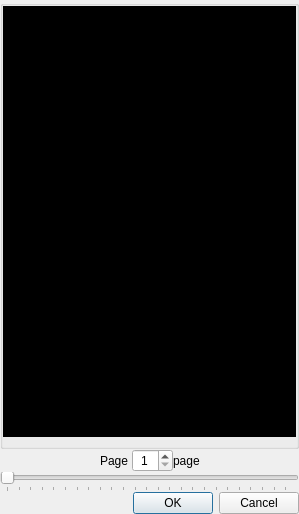
Before: the Qt Designer form forms/go_to_page_dialog.ui in mstuttgart/pynocchio, drawn with Qt 5.
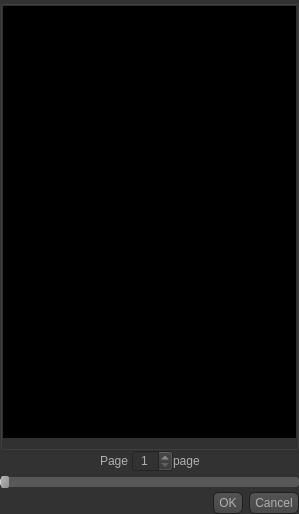
After: the same form once the commit is applied. Icons and pictures are not drawn.

Commit message: [REF] Update color in ui files

The edit to the form file:
```diff
--- a/forms/go_to_page_dialog.ui
+++ b/forms/go_to_page_dialog.ui
@@ -17,6 +17,519 @@
    <iconset resource="../data/main_window_view.qrc">
     <normaloff>:/icons/icons/edit-find.png</normaloff>:/icons/icons/edit-find.png</iconset>
   </property>
+  <property name="styleSheet">
+   <string notr="true">QToolTip
+{
+     border: 1px solid black;
+     background-color: #D1DBCB;
+     padding: 1px;
+     border-radius: 3px;
+     opacity: 100;
+}
+
+QWidget
+{
+    color: #b1b1b1;
+    background-color: #323232;
+}
+
+QWidget:item:hover
+{
+    background-color: QLinearGradient( x1: 0, y1: 0, x2: 0, y2: 1, stop: 0 #D1DBCB, stop: 1 #b2b6af);
+    color: #000000;
+}
+
+QWidget:item:selected
+{
+    background-color: QLinearGradient( x1: 0, y1: 0, x2: 0, y2: 1, stop: 0 #D1DBCB, stop: 1 #b2b6af);
+}
+
+QMenuBar::item
+{
+    background: transparent;
+}
+
+QMenuBar::item:selected
+{
+    background: transparent;
+    border: 1px solid #fdf6e3;
+}
+
+QMenuBar::item:pressed
+{
+    background: #444;
+    border: 1px solid #000;
+    background-color: QLinearGradient(
+        x1:0, y1:0,
+        x2:0, y2:1,
+        stop:1 #212121,
+        stop:0.4 #343434/*,
+        stop:0.2 #343434,
+        stop:0.1 #fdf6e3*/
+    );
+    margin-bottom:-1px;
+    padding-bottom:1px;
+}
+
+QMenu
+{
+    border: 1px solid #000;
+}
+
+QMenu::item
+{
+    padding: 2px 20px 2px 20px;
+}
+
+QMenu::item:selected
+{
+    color: #000000;
+}
+
+QWidget:disabled
+{
+    color: #404040;
+    background-color: #323232;
+}
+
+QAbstractItemView
+{
+    background-color: QLinearGradient( x1: 0, y1: 0, x2: 0, y2: 1, stop: 0 #4d4d4d, stop: 0.1 #646464, stop: 1 #5d5d5d);
+}
+
+QWidget:focus
+{
+    /*border: 2px solid QLinearGradient( x1: 0, y1: 0, x2: 0, y2: 1, stop: 0
+     #D1DBCB, stop: 1 #b2b6af);*/
+}
+
+QLineEdit
+{
+    background-color: QLinearGradient( x1: 0, y1: 0, x2: 0, y2: 1, stop: 0 #4d4d4d, stop: 0 #646464, stop: 1 #5d5d5d);
+    padding: 1px;
+    border-style: solid;
+    border: 1px solid #1e1e1e;
+    border-radius: 5;
+}
+
+QPushButton
+{
+    color: #b1b1b1;
+    background-color: QLinearGradient( x1: 0, y1: 0, x2: 0, y2: 1, stop: 0 #565656, stop: 0.1 #525252, stop: 0.5 #4e4e4e, stop: 0.9 #4a4a4a, stop: 1 #464646);
+    border-width: 1px;
+    border-color: #1e1e1e;
+    border-style: solid;
+    border-radius: 6;
+    padding: 3px;
+    font-size: 12px;
+    padding-left: 5px;
+    padding-right: 5px;
+}
+
+QPushButton:pressed
+{
+    background-color: QLinearGradient( x1: 0, y1: 0, x2: 0, y2: 1, stop: 0 #2d2d2d, stop: 0.1 #2b2b2b, stop: 0.5 #292929, stop: 0.9 #282828, stop: 1 #252525);
+}
+
+QComboBox
+{
+    selection-background-color: #fdf6e3;
+    background-color: QLinearGradient( x1: 0, y1: 0, x2: 0, y2: 1, stop: 0 #565656, stop: 0.1 #525252, stop: 0.5 #4e4e4e, stop: 0.9 #4a4a4a, stop: 1 #464646);
+    border-style: solid;
+    border: 1px solid #1e1e1e;
+    border-radius: 5;
+}
+
+QComboBox:hover,QPushButton:hover
+{
+    border: 2px solid QLinearGradient( x1: 0, y1: 0, x2: 0, y2: 1, stop: 0
+    #D1DBCB, stop: 1 #b2b6af);
+}
+
+
+QComboBox:on
+{
+    padding-top: 3px;
+    padding-left: 4px;
+    background-color: QLinearGradient( x1: 0, y1: 0, x2: 0, y2: 1, stop: 0 #2d2d2d, stop: 0.1 #2b2b2b, stop: 0.5 #292929, stop: 0.9 #282828, stop: 1 #252525);
+    selection-background-color: #fdf6e3;
+}
+
+QComboBox QAbstractItemView
+{
+    border: 2px solid darkgray;
+    selection-background-color: QLinearGradient( x1: 0, y1: 0, x2: 0, y2: 1,
+     stop: 0 #D1DBCB, stop: 1 #b2b6af);
+}
+
+QComboBox::drop-down
+{
+     subcontrol-origin: padding;
+     subcontrol-position: top right;
+     width: 15px;
+
+     border-left-width: 0px;
+     border-left-color: darkgray;
+     border-left-style: solid; /* just a single line */
+     border-top-right-radius: 3px; /* same radius as the QComboBox */
+     border-bottom-right-radius: 3px;
+ }
+
+QComboBox::down-arrow
+{
+     image: url(:/down_arrow.png);
+}
+
+QGroupBox:focus
+{
+border: 2px solid QLinearGradient( x1: 0, y1: 0, x2: 0, y2: 1, stop: 0
+#D1DBCB, stop: 1 #b2b6af);
+}
+
+QTextEdit:focus
+{
+    border: 2px solid QLinearGradient( x1: 0, y1: 0, x2: 0, y2: 1, stop: 0
+    #D1DBCB, stop: 1 #b2b6af);
+}
+
+QScrollArea:focus {
+border: 1px solid black;
+}
+
+QScrollBar:horizontal {
+     border: 1px solid #222222;
+     background: QLinearGradient( x1: 0, y1: 0, x2: 0, y2: 1, stop: 0.0 #121212, stop: 0.2 #282828, stop: 1 #484848);
+     height: 7px;
+     margin: 0px 16px 0 16px;
+}
+
+QScrollBar::handle:horizontal
+{
+      background: QLinearGradient( x1: 0, y1: 0, x2: 1, y2: 0, stop: 0
+      #D1DBCB, stop: 0.5 #b2b6af, stop: 1 #D1DBCB);
+      min-height: 20px;
+      border-radius: 2px;
+}
+
+QScrollBar::add-line:horizontal {
+      border: 1px solid #1b1b19;
+      border-radius: 2px;
+      background: QLinearGradient( x1: 0, y1: 0, x2: 1, y2: 0, stop: 0
+      #D1DBCB, stop: 1 #b2b6af);
+      width: 14px;
+      subcontrol-position: right;
+      subcontrol-origin: margin;
+}
+
+QScrollBar::sub-line:horizontal {
+      border: 1px solid #1b1b19;
+      border-radius: 2px;
+      background: QLinearGradient( x1: 0, y1: 0, x2: 1, y2: 0, stop: 0
+      #D1DBCB, stop: 1 #b2b6af);
+      width: 14px;
+     subcontrol-position: left;
+     subcontrol-origin: margin;
+}
+
+QScrollBar::right-arrow:horizontal, QScrollBar::left-arrow:horizontal
+{
+      border: 1px solid black;
+      width: 1px;
+      height: 1px;
+      background: white;
+}
+
+QScrollBar::add-page:horizontal, QScrollBar::sub-page:horizontal
+{
+      background: none;
+}
+
+QScrollBar:vertical
+{
+      background: QLinearGradient( x1: 0, y1: 0, x2: 1, y2: 0, stop: 0.0 #121212, stop: 0.2 #282828, stop: 1 #484848);
+      width: 7px;
+      margin: 16px 0 16px 0;
+      border: 1px solid #222222;
+}
+
+QScrollBar::handle:vertical
+{
+      background: QLinearGradient( x1: 0, y1: 0, x2: 0, y2: 1, stop: 0
+      #D1DBCB, stop: 0.5 #b2b6af, stop: 1 #D1DBCB);
+      min-height: 20px;
+      border-radius: 2px;
+}
+
+QScrollBar::add-line:vertical
+{
+      border: 1px solid #1b1b19;
+      border-radius: 2px;
+      background: QLinearGradient( x1: 0, y1: 0, x2: 0, y2: 1, stop: 0
+      #D1DBCB, stop: 1 #b2b6af);
+      height: 14px;
+      subcontrol-position: bottom;
+      subcontrol-origin: margin;
+}
+
+QScrollBar::sub-line:vertical
+{
+      border: 1px solid #1b1b19;
+      border-radius: 2px;
+      background: QLinearGradient( x1: 0, y1: 0, x2: 0, y2: 1, stop: 0 #b2b6af,
+      stop: 1 #D1DBCB);
+      height: 14px;
+      subcontrol-position: top;
+      subcontrol-origin: margin;
+}
+
+QScrollBar::up-arrow:vertical, QScrollBar::down-arrow:vertical
+{
+      border: 1px solid black;
+      width: 1px;
+      height: 1px;
+      background: white;
+}
+
+
+QScrollBar::add-page:vertical, QScrollBar::sub-page:vertical
+{
+      background: none;
+}
+
+QTextEdit
+{
+    background-color: #242424;
+}
+
+QPlainTextEdit
+{
+    background-color: #242424;
+}
+
+QHeaderView::section
+{
+    background-color: QLinearGradient(x1:0, y1:0, x2:0, y2:1, stop:0 #616161, stop: 0.5 #505050, stop: 0.6 #434343, stop:1 #656565);
+    color: white;
+    padding-left: 4px;
+    border: 1px solid #6c6c6c;
+}
+
+QCheckBox:disabled
+{
+color: #414141;
+}
+
+QDockWidget::title
+{
+    text-align: center;
+    spacing: 3px; /* spacing between items in the tool bar */
+    background-color: QLinearGradient(x1:0, y1:0, x2:0, y2:1, stop:0 #323232, stop: 0.5 #242424, stop:1 #323232);
+}
+
+QDockWidget::close-button, QDockWidget::float-button
+{
+    text-align: center;
+    spacing: 1px; /* spacing between items in the tool bar */
+    background-color: QLinearGradient(x1:0, y1:0, x2:0, y2:1, stop:0 #323232, stop: 0.5 #242424, stop:1 #323232);
+}
+
+QDockWidget::close-button:hover, QDockWidget::float-button:hover
+{
+    background: #242424;
+}
+
+QDockWidget::close-button:pressed, QDockWidget::float-button:pressed
+{
+    padding: 1px -1px -1px 1px;
+}
+
+QMainWindow::separator
+{
+    background-color: QLinearGradient(x1:0, y1:0, x2:0, y2:1, stop:0 #161616, stop: 0.5 #151515, stop: 0.6 #212121, stop:1 #343434);
+    color: white;
+    padding-left: 4px;
+    border: 1px solid #4c4c4c;
+    spacing: 3px; /* spacing between items in the tool bar */
+}
+
+QMainWindow::separator:hover
+{
+
+    background-color: QLinearGradient(x1:0, y1:0, x2:0, y2:1, stop:0 #b2b6af,
+    stop:0.5 #b56c17 stop:1 #D1DBCB);
+    color: white;
+    padding-left: 4px;
+    border: 1px solid #6c6c6c;
+    spacing: 3px; /* spacing between items in the tool bar */
+}
+
+QToolBar {
+    border: 1px transparent #323232;
+    background: 1px solid #323232;
+}
+
+QToolBar::handle
+{
+     spacing: 3px; /* spacing between items in the tool bar */
+     background: url(:/images/handle.png);
+}
+
+QMenu::separator
+{
+    height: 2px;
+    background-color: QLinearGradient(x1:0, y1:0, x2:0, y2:1, stop:0 #161616, stop: 0.5 #151515, stop: 0.6 #212121, stop:1 #343434);
+    color: white;
+    padding-left: 4px;
+    margin-left: 10px;
+    margin-right: 5px;
+}
+
+QProgressBar
+{
+    border: 2px solid grey;
+    border-radius: 5px;
+    text-align: center;
+}
+
+QProgressBar::chunk
+{
+    background-color: #b2b6af;
+    width: 2.15px;
+    margin: 0.5px;
+}
+
+QTabBar::tab {
+    color: #b1b1b1;
+    border: 1px solid #444;
+    border-bottom-style: none;
+    background-color: #323232;
+    padding-left: 10px;
+    padding-right: 10px;
+    padding-top: 3px;
+    padding-bottom: 2px;
+    margin-right: -1px;
+}
+
+QTabWidget::pane {
+    border: 1px solid #444;
+    top: 1px;
+}
+
+QTabBar::tab:last
+{
+    margin-right: 0; /* the last selected tab has nothing to overlap with on the right */
+    border-top-right-radius: 3px;
+}
+
+QTabBar::tab:first:!selected
+{
+ margin-left: 0px; /* the last selected tab has nothing to overlap with on the right */
+
+
+    border-top-left-radius: 3px;
+}
+
+QTabBar::tab:!selected
+{
+    color: #b1b1b1;
+    border-bottom-style: solid;
+    margin-top: 3px;
+    background-color: QLinearGradient(x1:0, y1:0, x2:0, y2:1, stop:1 #212121, stop:.4 #343434);
+}
+
+QTabBar::tab:selected
+{
+    border-top-left-radius: 3px;
+    border-top-right-radius: 3px;
+    margin-bottom: 0px;
+}
+
+QTabBar::tab:!selected:hover
+{
+    /*border-top: 2px solid #fdf6e3;
+    padding-bottom: 3px;*/
+    border-top-left-radius: 3px;
+    border-top-right-radius: 3px;
+    background-color: QLinearGradient(x1:0, y1:0, x2:0, y2:1, stop:1 #212121, stop:0.4 #343434, stop:0.2 #343434, stop:0.1 #fdf6e3);
+}
+
+QRadioButton::indicator:checked, QRadioButton::indicator:unchecked{
+    color: #b1b1b1;
+    background-color: #323232;
+    border: 1px solid #b1b1b1;
+    border-radius: 6px;
+}
+
+QRadioButton::indicator:checked
+{
+    background-color: qradialgradient(
+        cx: 0.5, cy: 0.5,
+        fx: 0.5, fy: 0.5,
+        radius: 1.0,
+        stop: 0.25 #fdf6e3,
+        stop: 0.3 #323232
+    );
+}
+
+QCheckBox::indicator{
+    color: #b1b1b1;
+    background-color: #323232;
+    border: 1px solid #b1b1b1;
+    width: 9px;
+    height: 9px;
+}
+
+QRadioButton::indicator
+{
+    border-radius: 6px;
+}
+
+QRadioButton::indicator:hover, QCheckBox::indicator:hover
+{
+    border: 1px solid #fdf6e3;
+}
+
+QCheckBox::indicator:checked
+{
+    image:url(:/images/checkbox.png);
+}
+
+QCheckBox::indicator:disabled, QRadioButton::indicator:disabled
+{
+    border: 1px solid #444;
+}
+
+QSlider::groove:horizontal {
+border: 1px solid #999999;
+height: 8px;
+border-radius:4px;
+}
+
+QSlider::handle:horizontal {
+    background: qlineargradient(x1:0, y1:0, x2:1, y2:1, stop:0 #b4b4b4, stop:1 #8f8f8f);
+    border: 0px solid #5c5c5c;
+    height: 8px;
+    width: 8px;
+    border-radius: 2px;
+    margin: -2px 0; /* handle is placed by default on the contents rect of the groove. Expand outside the groove */
+}
+
+QSlider::add-page:qlineargradient {
+background: #595858;
+border-top-right-radius: 4px;
+border-bottom-right-radius: 4px;
+border-top-left-radius: 0px;
+border-bottom-left-radius: 0px;
+}
+
+QSlider::sub-page:qlineargradient {
+background:  #D1DBCB;
+border-top-right-radius: 0px;
+border-bottom-right-radius: 0px;
+border-top-left-radius: 4px;
+border-bottom-left-radius: 4px;
+}</string>
+  </property>
   <property name="locale">
    <locale language="English" country="UnitedStates"/>
   </property>
@@ -105,8 +618,8 @@
             <rect>
              <x>0</x>
              <y>0</y>
-             <width>293</width>
-             <height>408</height>
+             <width>289</width>
+             <height>411</height>
             </rect>
            </property>
            <property name="sizePolicy">
@@ -218,6 +731,9 @@
        </item>
        <item row="3" column="0" colspan="6">
         <widget class="QSlider" name="horizontal_slider">
+         <property name="autoFillBackground">
+          <bool>false</bool>
+         </property>
          <property name="minimum">
           <number>1</number>
          </property>
```
Left out of the diff: 43 changed lines with no effect on the pictures. The commit also changes 1 other file.
